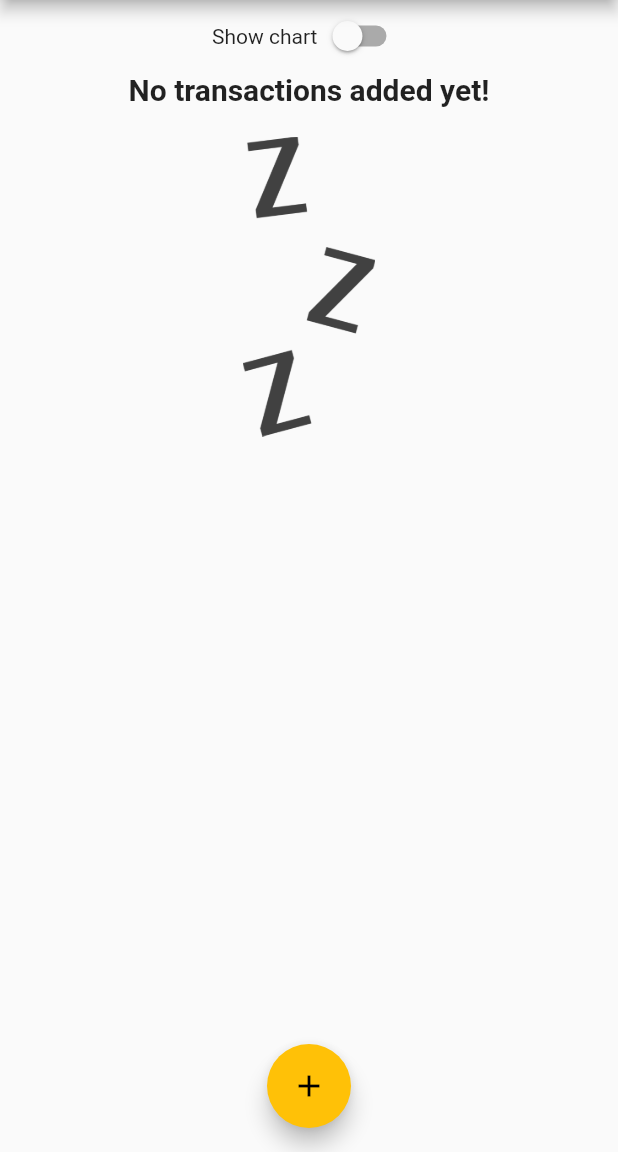
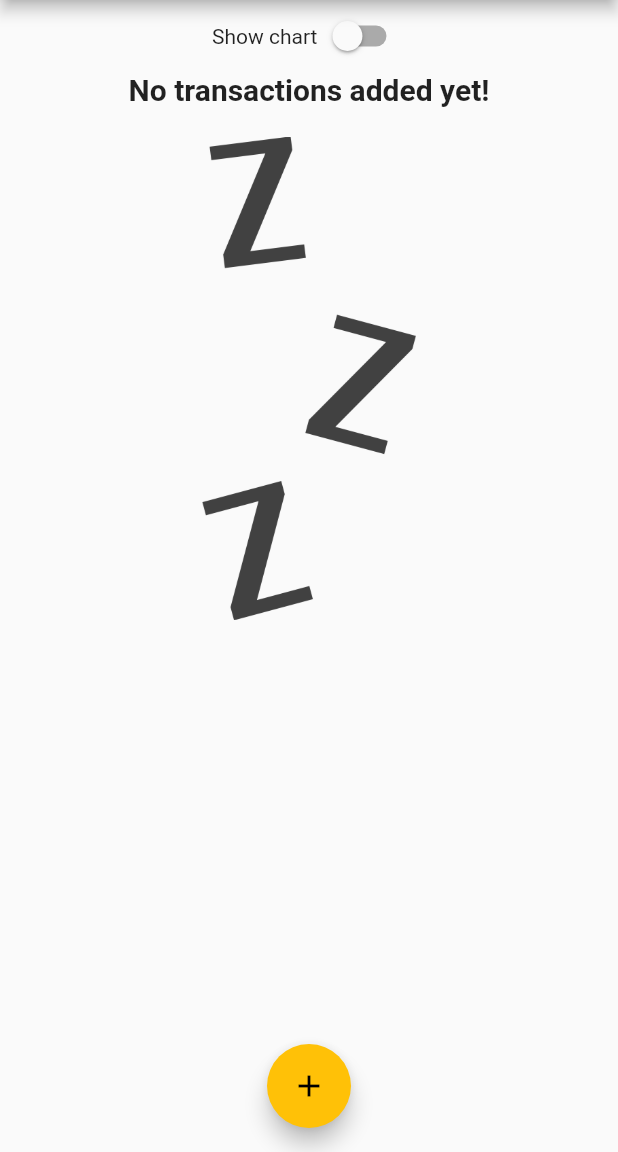
Before and after one commit to VazMF/personal-expenses-app, a Flutter app: the screen it shows after launch, on a phone screen of 412 x 824 dp, the part 84-1236 px from its top. Run offline on Flutter 3.47's test engine with Material 2 defaults, Android fonts, the phone set to English and light mode, and no system bars.

Commit message:
Terminando o modo paisagem

```diff
--- a/lib/main.dart
+++ b/lib/main.dart
@@ -118,7 +118,7 @@ class _MyHomePageState extends State<MyHomePage> {
                     height: (MediaQuery.of(context).size.height -
                             appBar.preferredSize.height -
                             MediaQuery.of(context).padding.top) *
-                        0.3,
+                        0.7,
                     child: Chart(_recentTransactions))
                 : Container(
                     height: (MediaQuery.of(context).size.height -
--- a/lib/widgets/transaction_list.dart
+++ b/lib/widgets/transaction_list.dart
@@ -11,7 +11,9 @@ class TransactionList extends StatelessWidget {
   @override
   Widget build(BuildContext context) {
     return transactions.isEmpty
-        ? Column(
+        ? LayoutBuilder(
+            builder: (ctx, constraints) {
+              return Column(
                 children: <Widget>[
                   Text(
                     'No transactions added yet!',
@@ -19,12 +21,13 @@ class TransactionList extends StatelessWidget {
                   ),
                   SizedBox(height: 20),
                   Container(
-                height: 200,
-                child:
-                    Image.asset('assets/images/waiting.png', fit: BoxFit.cover),
+                    height: constraints.maxHeight * 0.6,
+                    child: Image.asset('assets/images/waiting.png',
+                        fit: BoxFit.cover),
                   ),
                 ],
-          )
+              );
+            })
         : ListView.builder(
             itemBuilder: (ctx, index) {
               return Card(
```
Lines whose indentation alone changed are shown as unchanged.
